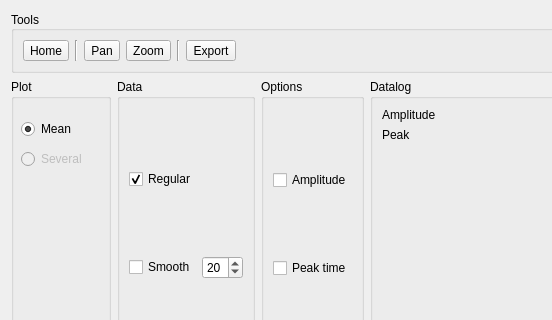
Above: src/ui/custom_plot.ui from pfechd/jabe before the change; both pictures show x 0 to 552 and y 0 to 320 of the 771 by 540 pixel window. Below: the same form after it.
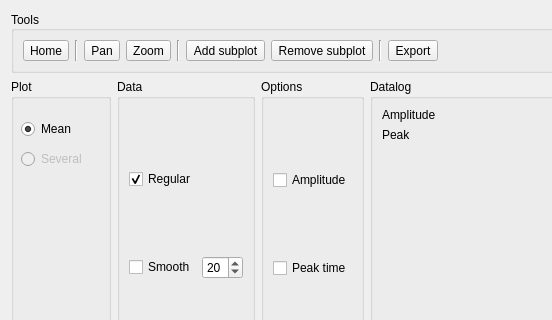
That is the form after the change.

Commit message: Add subplots to plot window

What changed in the file:
```diff
--- a/src/ui/custom_plot.ui
+++ b/src/ui/custom_plot.ui
@@ -78,6 +78,27 @@
           </property>
          </widget>
         </item>
+        <item>
+         <widget class="QToolButton" name="toolButton_add_subplot">
+          <property name="text">
+           <string>Add subplot</string>
+          </property>
+         </widget>
+        </item>
+        <item>
+         <widget class="QToolButton" name="toolButton_rem_subplot">
+          <property name="text">
+           <string>Remove subplot</string>
+          </property>
+         </widget>
+        </item>
+        <item>
+         <widget class="Line" name="line">
+          <property name="orientation">
+           <enum>Qt::Vertical</enum>
+          </property>
+         </widget>
+        </item>
         <item>
          <widget class="QToolButton" name="toolButton_export">
           <property name="text">
```
Left out of the diff: 3 changed lines with no effect on the pictures. The commit also changes 1 other file.
